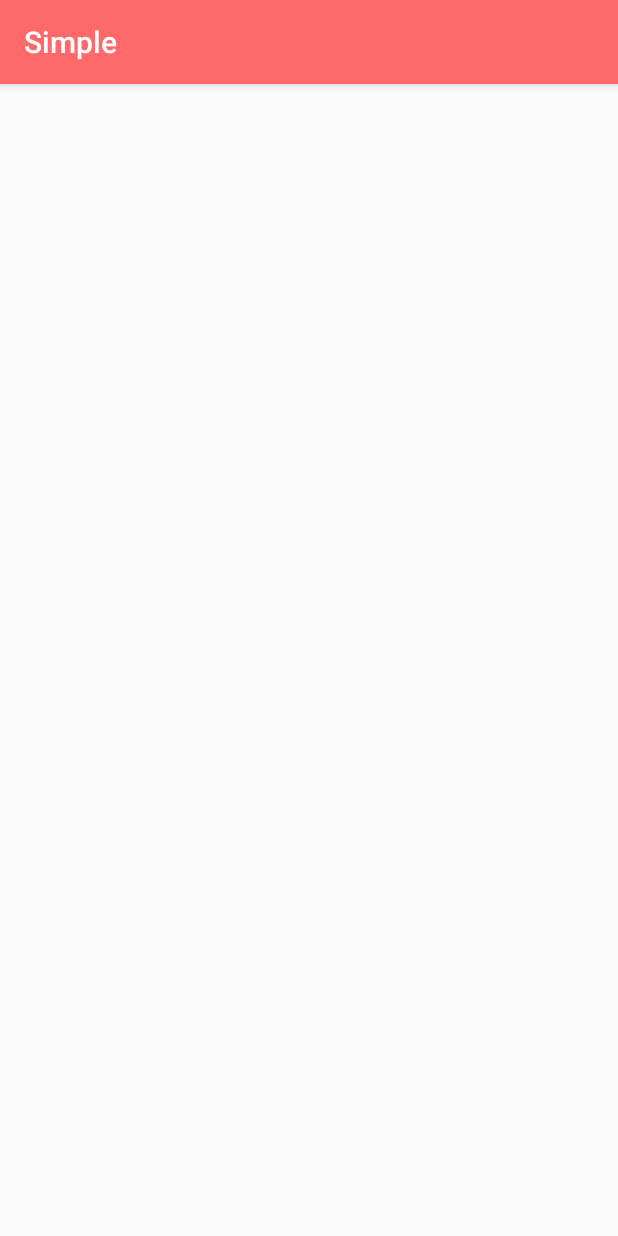
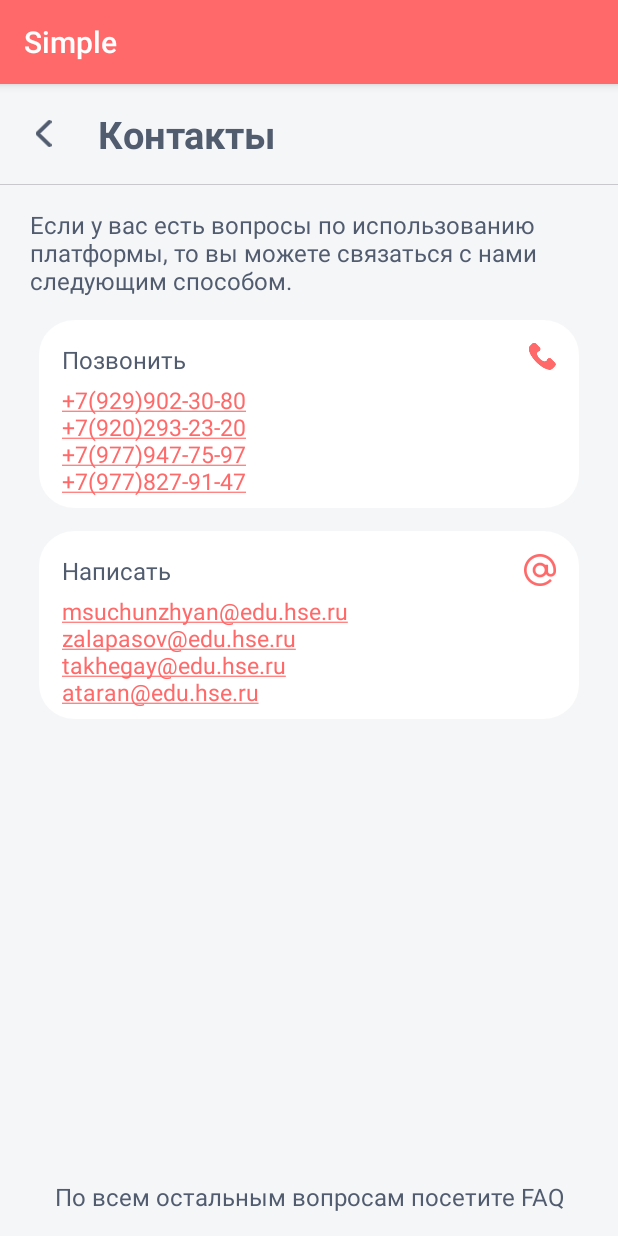
Before and after one commit to muchunzyan/SimpleApp, an Android app: the AppContacts screen opened directly, with no data from a screen before it, on a phone screen of 412 x 824 dp. Run offline under Robolectric (Android 15) with nearby library versions, the phone set to English and light mode, and no system bars.

Commit message:
activity app contacts

```diff
--- a/app/src/main/res/layout/activity_app_contacts.xml
+++ b/app/src/main/res/layout/activity_app_contacts.xml
@@ -1,9 +1,142 @@
 <?xml version="1.0" encoding="utf-8"?>
-<androidx.constraintlayout.widget.ConstraintLayout xmlns:android="http://schemas.android.com/apk/res/android"
-    xmlns:app="http://schemas.android.com/apk/res-auto"
+<RelativeLayout
+    xmlns:android="http://schemas.android.com/apk/res/android"
     xmlns:tools="http://schemas.android.com/tools"
     android:layout_width="match_parent"
     android:layout_height="match_parent"
-    tools:context=".AppContacts">
+    tools:context=".AppContacts"
+    android:background="@color/colorBackGround">
 
-</androidx.constraintlayout.widget.ConstraintLayout>
+    <LinearLayout
+        android:id="@+id/title_lin_lay"
+        android:orientation="horizontal"
+        android:layout_width="match_parent"
+        android:layout_height="wrap_content"
+        android:gravity="center_vertical">
+
+        <ImageView
+            android:id="@+id/btn_back"
+            android:src="@drawable/back"
+            android:layout_width="18dp"
+            android:layout_height="18dp"
+            android:layout_marginStart="20dp"/>
+
+        <TextView
+            android:id="@+id/subject_text"
+            android:text="Контакты"
+            android:textStyle="bold"
+            android:textSize="25sp"
+            android:textColor="#515C6F"
+            android:layout_marginStart="27dp"
+            android:layout_marginTop="16dp"
+            android:layout_marginBottom="16dp"
+            android:layout_width="wrap_content"
+            android:layout_height="wrap_content"/>
+    </LinearLayout>
+
+    <View
+        android:id="@+id/divider"
+        android:layout_width="match_parent"
+        android:layout_height="0.5dp"
+        android:background="#C9C8CD"
+        android:layout_below="@id/title_lin_lay"/>
+
+    <TextView
+        android:id="@+id/upper_text"
+        android:layout_width="match_parent"
+        android:layout_height="wrap_content"
+        android:text="Если у вас есть вопросы по использованию платформы, то вы можете связаться с нами следующим способом."
+        android:textSize="16sp"
+        android:textColor="#515C6F"
+        android:layout_marginTop="15dp"
+        android:paddingHorizontal="20dp"
+        android:layout_below="@+id/divider"/>
+
+    <RelativeLayout
+        android:id="@+id/call_lay"
+        android:layout_width="360dp"
+        android:layout_height="125dp"
+        android:background="@drawable/chat_item_back"
+        android:layout_centerHorizontal="true"
+        android:layout_marginTop="15dp"
+        android:layout_below="@+id/upper_text">
+
+        <TextView
+            android:id="@+id/call_text"
+            android:layout_width="wrap_content"
+            android:layout_height="wrap_content"
+            android:text="Позвонить"
+            android:textColor="#515C6F"
+            android:textSize="16sp"
+            android:layout_marginStart="15dp"
+            android:layout_marginTop="15dp"/>
+
+        <TextView
+            android:id="@+id/phone_numbers"
+            android:layout_width="wrap_content"
+            android:layout_height="wrap_content"
+            android:text="+7(929)902-30-80\n+7(920)293-23-20\n+7(977)947-75-97\n+7(977)827-91-47"
+            android:textSize="15sp"
+            android:layout_below="@+id/call_text"
+            android:layout_marginStart="15dp"
+            android:layout_marginTop="5dp"
+            android:autoLink="phone"/>
+
+        <ImageView
+            android:layout_width="wrap_content"
+            android:layout_height="wrap_content"
+            android:src="@drawable/phone"
+            android:layout_alignParentEnd="true"
+            android:layout_margin="15dp"/>
+    </RelativeLayout>
+
+    <RelativeLayout
+        android:id="@+id/mail_lay"
+        android:layout_width="360dp"
+        android:layout_height="125dp"
+        android:background="@drawable/chat_item_back"
+        android:layout_centerHorizontal="true"
+        android:layout_marginTop="15dp"
+        android:layout_below="@+id/call_lay">
+
+        <TextView
+            android:id="@+id/mail_text"
+            android:layout_width="wrap_content"
+            android:layout_height="wrap_content"
+            android:text="Написать"
+            android:textColor="#515C6F"
+            android:textSize="16sp"
+            android:layout_marginStart="15dp"
+            android:layout_marginTop="15dp"/>
+
+        <TextView
+            android:id="@+id/e-mails"
+            android:layout_width="wrap_content"
+            android:layout_height="wrap_content"
+            android:text="msuchunzhyan@edu.hse.ru\nzalapasov@edu.hse.ru\ntakhegay@edu.hse.ru\nataran@edu.hse.ru"
+            android:textSize="15sp"
+            android:layout_below="@+id/mail_text"
+            android:layout_marginStart="15dp"
+            android:layout_marginTop="5dp"
+            android:autoLink="email"/>
+
+        <ImageView
+            android:layout_width="wrap_content"
+            android:layout_height="wrap_content"
+            android:src="@drawable/mail"
+            android:layout_alignParentEnd="true"
+            android:layout_margin="15dp"/>
+    </RelativeLayout>
+
+    <TextView
+        android:id="@+id/bottom_text"
+        android:layout_width="match_parent"
+        android:layout_height="wrap_content"
+        android:text="По всем остальным вопросам посетите FAQ"
+        android:textColor="#515C6F"
+        android:textSize="16sp"
+        android:gravity="center"
+        android:layout_marginBottom="15dp"
+        android:layout_alignParentBottom="true"
+        android:textColorLink="@color/colorPrimary"/>
+</RelativeLayout>
```
